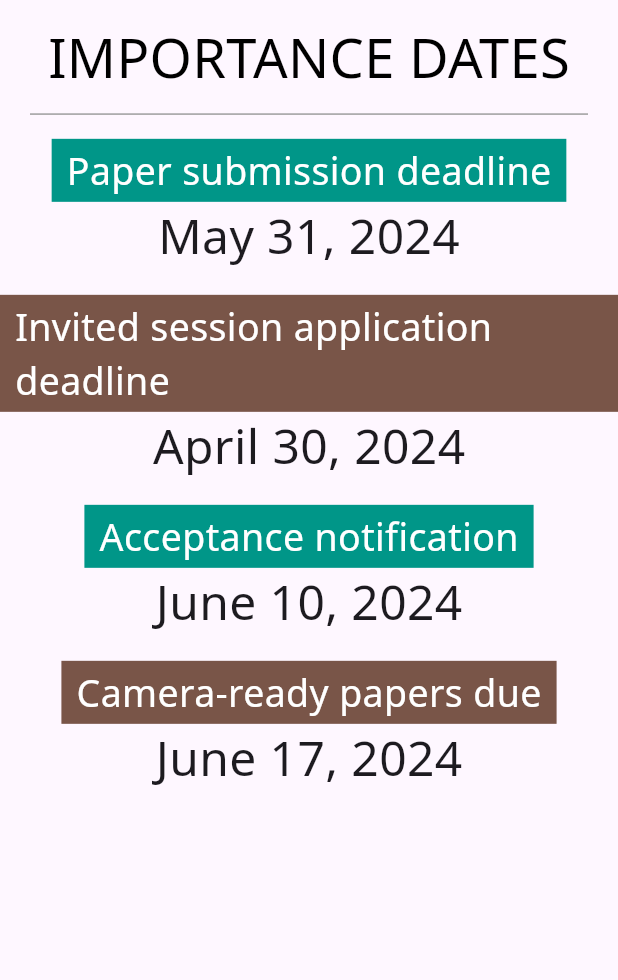
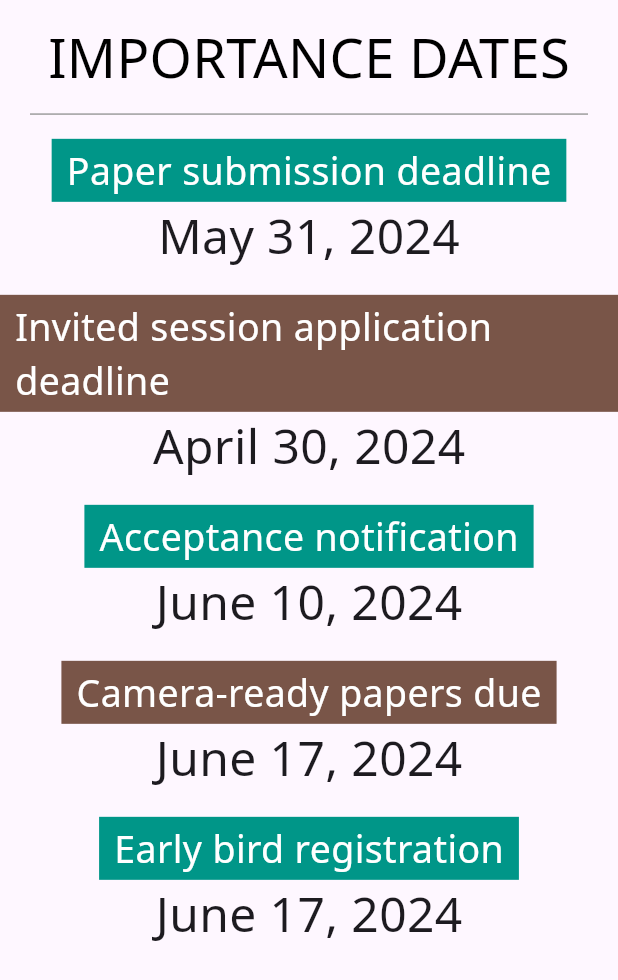
Before and after one commit to icgec24/icgec24.github.io, a Flutter app: the ImportanceDateDesktop widget shown alone on an empty page, opened directly, on a phone screen of 412 x 824 dp. Shown: the top 980 px of the screen. Run offline on Flutter 3.47's test engine with Material 3 defaults, Android fonts, the light colour scheme and no system bars; our stand-ins replace flutter_widget_from_html, get, google_fonts, lottie, webview_flutter_platform_interface; missing offline and left inert: dart:html, dart:ui_web, pointer_interceptor, syncfusion_flutter_pdfviewer, universal_html, webview_flutter_web; statements that could not run were skipped; project files that could hold a hidden picture were left out.

```diff
--- a/lib/features/importance_date/importance_date_desktop.dart
+++ b/lib/features/importance_date/importance_date_desktop.dart
@@ -33,6 +33,12 @@ class ImportanceDateDesktop extends StatelessWidget {
         color: Colors.brown,
         child:  Text('Camera-ready papers due',style: GoogleFonts.notoSans(fontSize: 25,color: Colors.white),),),
       Text('June 17, 2024',style: GoogleFonts.notoSans(fontSize: 32),),
+      const SizedBox(height: 16,),
+      Container(
+        padding: const EdgeInsets.symmetric(vertical: 3,horizontal: 10),
+        color: Colors.teal,
+        child:  Text('Early bird registration',style: GoogleFonts.notoSans(fontSize: 25,color: Colors.white),),),
+      Text('June 17, 2024',style: GoogleFonts.notoSans(fontSize: 32),),
 
     ],);
   }
```
Also changed, not shown: assets/images/conference_registration_fee.PNG.
